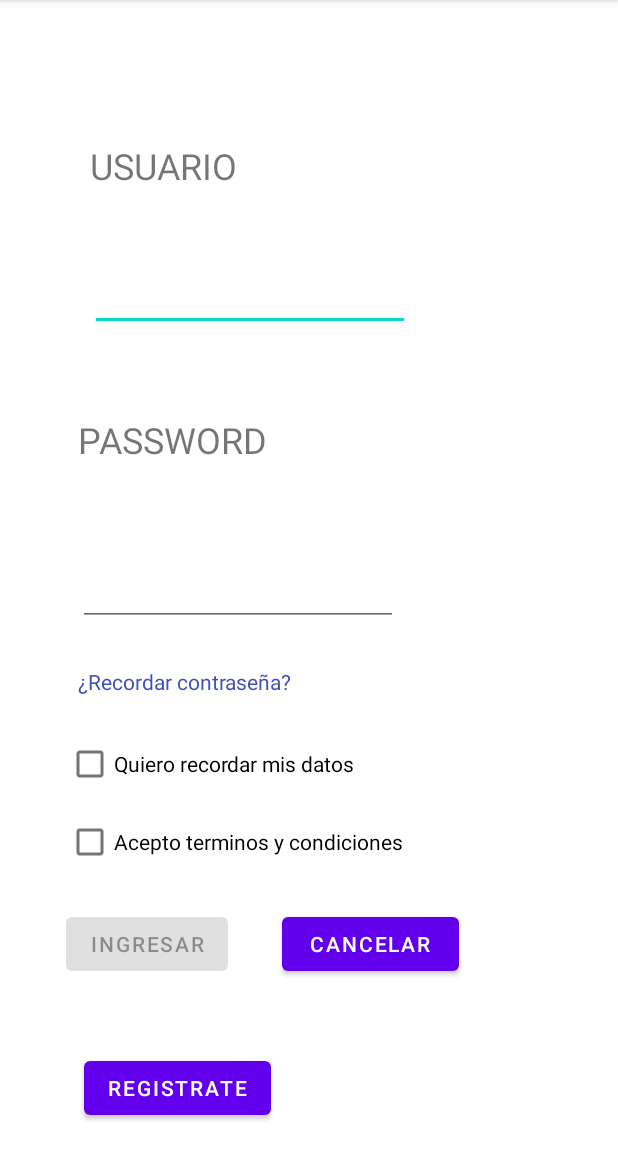
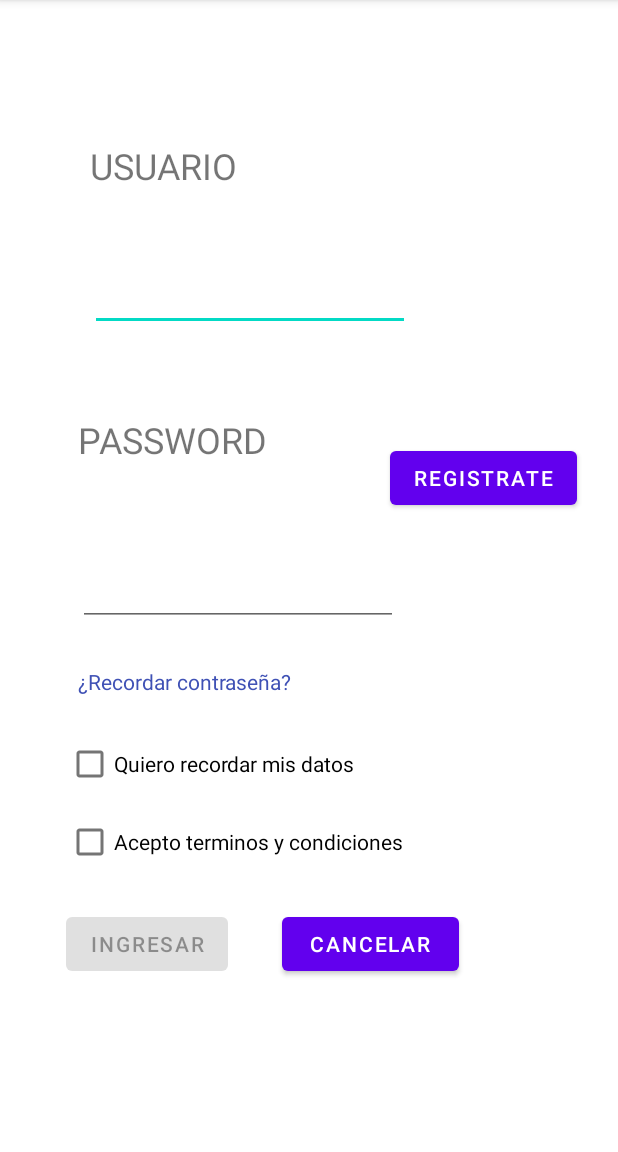
Before and after one commit to Eedal/Android-taller1, an Android app: the screen it shows after launch (MainActivity), in the options menu, after a tap on "REGISTRAR", on a phone screen of 412 x 824 dp, the part 84-1236 px from its top. Run offline under Robolectric (Android 15) with nearby library versions, the phone set to English and light mode, and no system bars.

Commit message:
intentando lo del password reseteo

```diff
--- a/app/src/main/java/com/example/tallerunimaguno/ForgotPassActivity.java
+++ b/app/src/main/java/com/example/tallerunimaguno/ForgotPassActivity.java
@@ -4,11 +4,13 @@ import androidx.appcompat.app.AppCompatActivity;
 
 import android.content.Intent;
 import android.os.Bundle;
+import android.util.Log;
 import android.view.View;
 import android.widget.Button;
 
 public class ForgotPassActivity extends AppCompatActivity implements View.OnClickListener{
     Button validate_code;
+    String code_temp;
 
 
     @Override
@@ -19,6 +21,10 @@ public class ForgotPassActivity extends AppCompatActivity implements View.OnClic
         validate_code= findViewById(R.id.validate_code);
 
         validate_code.setOnClickListener(this);
+
+        code_temp = String.valueOf( Math.round ( (Math.random() * (999999 - 100000)) + 100000 ) );
+
+        Log.d("Tag", code_temp);
 
     }
 
--- a/app/src/main/java/com/example/tallerunimaguno/MainActivity.java
+++ b/app/src/main/java/com/example/tallerunimaguno/MainActivity.java
@@ -34,6 +34,7 @@ public class MainActivity extends AppCompatActivity implements View.OnClickListe
     protected void onCreate(Bundle savedInstanceState) {
         super.onCreate(savedInstanceState);
         setContentView(R.layout.activity_main);
+
         usuario = findViewById(R.id.edtusuario);
         clave = findViewById(R.id.edtclave);
         ingresar = findViewById(R.id.btningresar);
--- a/app/src/main/java/com/example/tallerunimaguno/RestablacerPassActivity.java
+++ b/app/src/main/java/com/example/tallerunimaguno/RestablacerPassActivity.java
@@ -3,6 +3,7 @@ package com.example.tallerunimaguno;
 import androidx.appcompat.app.AppCompatActivity;
 
 import android.os.Bundle;
+import android.util.Log;
 
 public class RestablacerPassActivity extends AppCompatActivity {
 
--- a/app/src/main/res/layout/activity_main.xml
+++ b/app/src/main/res/layout/activity_main.xml
@@ -64,12 +64,12 @@
     <Button
         android:id="@+id/btnregister"
         android:layout_width="wrap_content"
-        android:layout_height="wrap_content"
-        android:layout_marginStart="56dp"
-        android:layout_marginTop="48dp"
+        android:layout_height="48dp"
+        android:layout_marginStart="260dp"
+        android:layout_marginTop="74dp"
         android:text="Registrate"
         app:layout_constraintStart_toStartOf="parent"
-        app:layout_constraintTop_toBottomOf="@+id/btningresar" />
+        app:layout_constraintTop_toBottomOf="@+id/edtusuario" />
 
     <Button
         android:id="@+id/btncancelar"
```
Also changed, not shown: app/src/main/java/models/User.java (+14 -0 lines).
